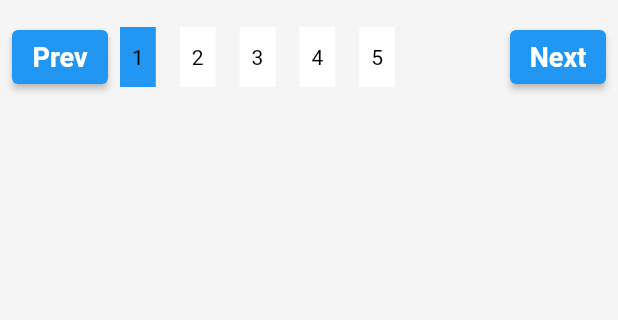
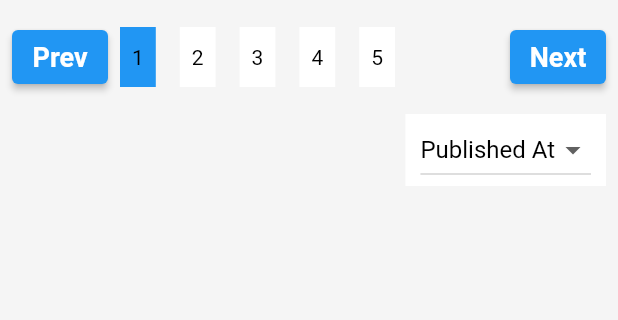
Before and after one commit to HubertAndrzej/news-app, a Flutter app: the screen it shows after launch, on a phone screen of 412 x 824 dp, the part 159-479 px from its top. Run offline on Flutter 3.47's test engine with Material 2 defaults, Android fonts, the phone set to English and light mode, and no system bars; our stand-ins replace flutter_iconly, google_fonts, shared_preferences.

Commit message:
Added dropdown button

```diff
--- a/lib/constants/variables.dart
+++ b/lib/constants/variables.dart
@@ -1,4 +1,51 @@
+import 'package:flutter/material.dart';
+
 enum NewsType {
   allNews,
   topTrending,
 }
+
+enum SortBy {
+  popularity,
+  publishedAt,
+  relevancy,
+}
+
+class SortByHelper {
+  static String getValue(SortBy sortBy) {
+    switch (sortBy) {
+      case SortBy.popularity:
+        return 'Popularity';
+      case SortBy.publishedAt:
+        return 'Published At';
+      case SortBy.relevancy:
+        return 'Relevancy';
+      default:
+        return '';
+    }
+  }
+}
+
+List<DropdownMenuItem<String>> get dropDownItems {
+  List<DropdownMenuItem<String>> menuItem = [
+    DropdownMenuItem(
+      value: SortByHelper.getValue(SortBy.relevancy),
+      child: Text(
+        SortByHelper.getValue(SortBy.relevancy),
+      ),
+    ),
+    DropdownMenuItem(
+      value: SortByHelper.getValue(SortBy.publishedAt),
+      child: Text(
+        SortByHelper.getValue(SortBy.publishedAt),
+      ),
+    ),
+    DropdownMenuItem(
+      value: SortByHelper.getValue(SortBy.popularity),
+      child: Text(
+        SortByHelper.getValue(SortBy.popularity),
+      ),
+    ),
+  ];
+  return menuItem;
+}
--- a/lib/screens/home_screen.dart
+++ b/lib/screens/home_screen.dart
@@ -19,6 +19,7 @@ class HomeScreen extends StatefulWidget {
 class _HomeScreenState extends State<HomeScreen> {
   var newsType = NewsType.allNews;
   int currentPageIndex = 0;
+  String sortBy = SortByHelper.getValue(SortBy.publishedAt);
 
   @override
   Widget build(BuildContext context) {
@@ -133,6 +134,25 @@ class _HomeScreenState extends State<HomeScreen> {
                         ],
                       ),
                     ),
+              const VerticalSpacingWidget(height: 10),
+              newsType == NewsType.topTrending
+                  ? Container()
+                  : Align(
+                      alignment: Alignment.topRight,
+                      child: Material(
+                        color: Theme.of(context).cardColor,
+                        child: Padding(
+                          padding: const EdgeInsets.symmetric(horizontal: 10),
+                          child: DropdownButton(
+                            onChanged: (String? value) {
+                              setState(() => sortBy = value!);
+                            },
+                            value: sortBy,
+                            items: dropDownItems,
+                          ),
+                        ),
+                      ),
+                    ),
             ],
           ),
         ),
```
